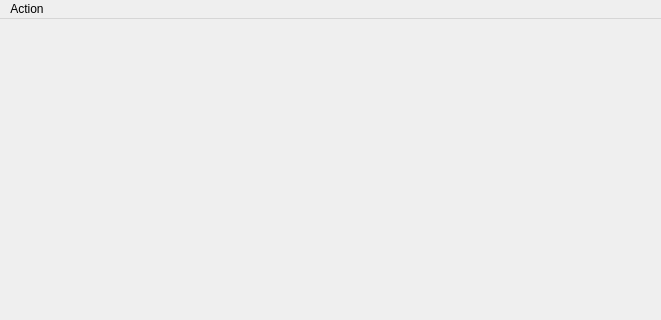
Old version of the form mail_gui.ui in the repository kouassiAgbetoglo/gmail_mail_reader; both pictures show x 0 to 661 and y 0 to 320 of the 661 by 520 pixel window.
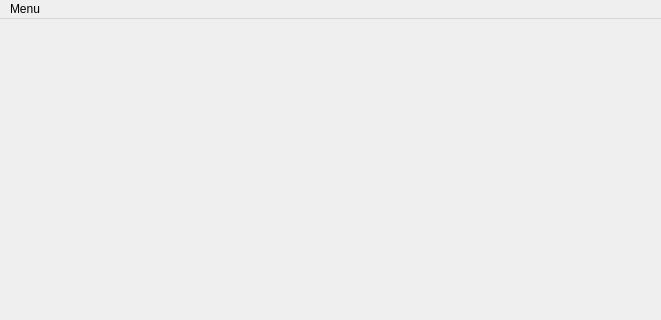
New version of the form.

```diff
--- a/mail_gui.ui
+++ b/mail_gui.ui
@@ -27,7 +27,7 @@
    </property>
    <widget class="QMenu" name="menuAction">
     <property name="title">
-     <string>Action</string>
+     <string>Menu</string>
     </property>
     <addaction name="actionRead_mail"/>
     <addaction name="actionSend_mail"/>
```
Left out of the diff: 14 changed lines with no effect on the pictures.
